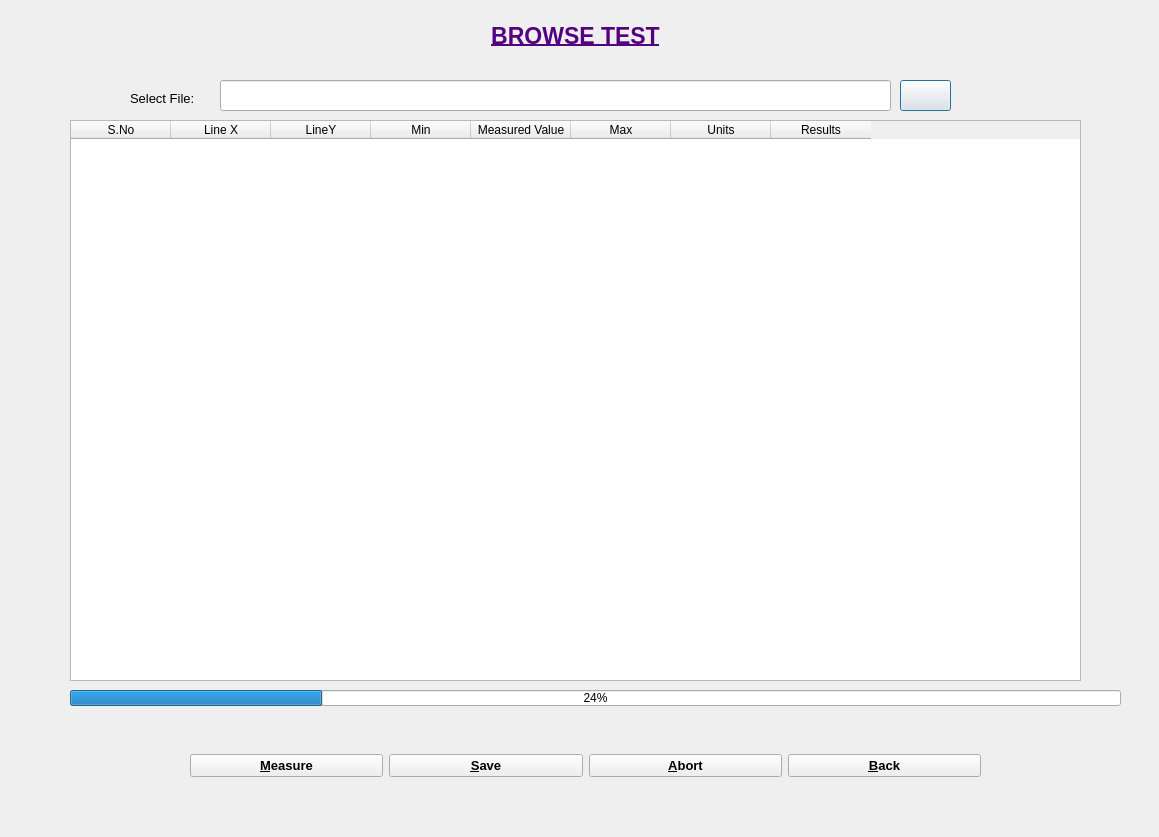
This is Browse_Test.ui in BhaskarBurugu/Cable_Harness_Tester as Qt 5 draws it before an edit. The edited form follows.
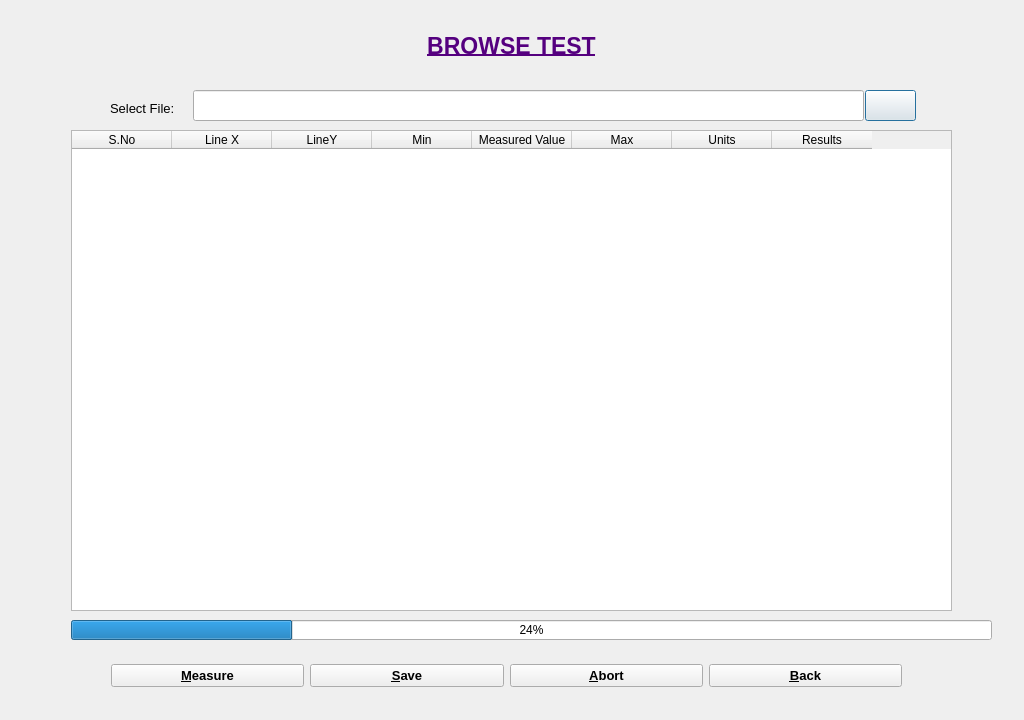
This is the edited form. Icons and pictures are not drawn.

Patch:
```diff
--- a/Browse_Test.ui
+++ b/Browse_Test.ui
@@ -6,8 +6,8 @@
    <rect>
     <x>0</x>
     <y>0</y>
-    <width>1159</width>
-    <height>837</height>
+    <width>1024</width>
+    <height>720</height>
    </rect>
   </property>
   <property name="windowTitle">
@@ -16,10 +16,10 @@
   <widget class="QTableWidget" name="tableWidget">
    <property name="geometry">
     <rect>
-     <x>70</x>
-     <y>120</y>
-     <width>1011</width>
-     <height>561</height>
+     <x>71</x>
+     <y>130</y>
+     <width>881</width>
+     <height>481</height>
     </rect>
    </property>
    <column>
@@ -66,10 +66,10 @@
   <widget class="QProgressBar" name="progressBar">
    <property name="geometry">
     <rect>
-     <x>70</x>
-     <y>690</y>
-     <width>1051</width>
-     <height>16</height>
+     <x>71</x>
+     <y>620</y>
+     <width>921</width>
+     <height>20</height>
     </rect>
    </property>
    <property name="value">
@@ -79,8 +79,8 @@
   <widget class="QLabel" name="label_SFP">
    <property name="geometry">
     <rect>
-     <x>130</x>
-     <y>90</y>
+     <x>110</x>
+     <y>100</y>
      <width>111</width>
      <height>16</height>
     </rect>
@@ -97,8 +97,8 @@
   <widget class="QLineEdit" name="lineEdit">
    <property name="geometry">
     <rect>
-     <x>220</x>
-     <y>80</y>
+     <x>193</x>
+     <y>90</y>
      <width>671</width>
      <height>31</height>
     </rect>
@@ -110,8 +110,8 @@
   <widget class="QPushButton" name="pushButton_Browse">
    <property name="geometry">
     <rect>
-     <x>900</x>
-     <y>80</y>
+     <x>865</x>
+     <y>90</y>
      <width>51</width>
      <height>31</height>
     </rect>
@@ -136,9 +136,9 @@
   <widget class="QWidget" name="horizontalLayoutWidget">
    <property name="geometry">
     <rect>
-     <x>70</x>
-     <y>10</y>
-     <width>1011</width>
+     <x>71</x>
+     <y>20</y>
+     <width>881</width>
      <height>51</height>
     </rect>
    </property>
@@ -172,8 +172,8 @@
   <widget class="QWidget" name="horizontalLayoutWidget_2">
    <property name="geometry">
     <rect>
-     <x>190</x>
-     <y>740</y>
+     <x>111</x>
+     <y>650</y>
      <width>791</width>
      <height>51</height>
     </rect>
```
